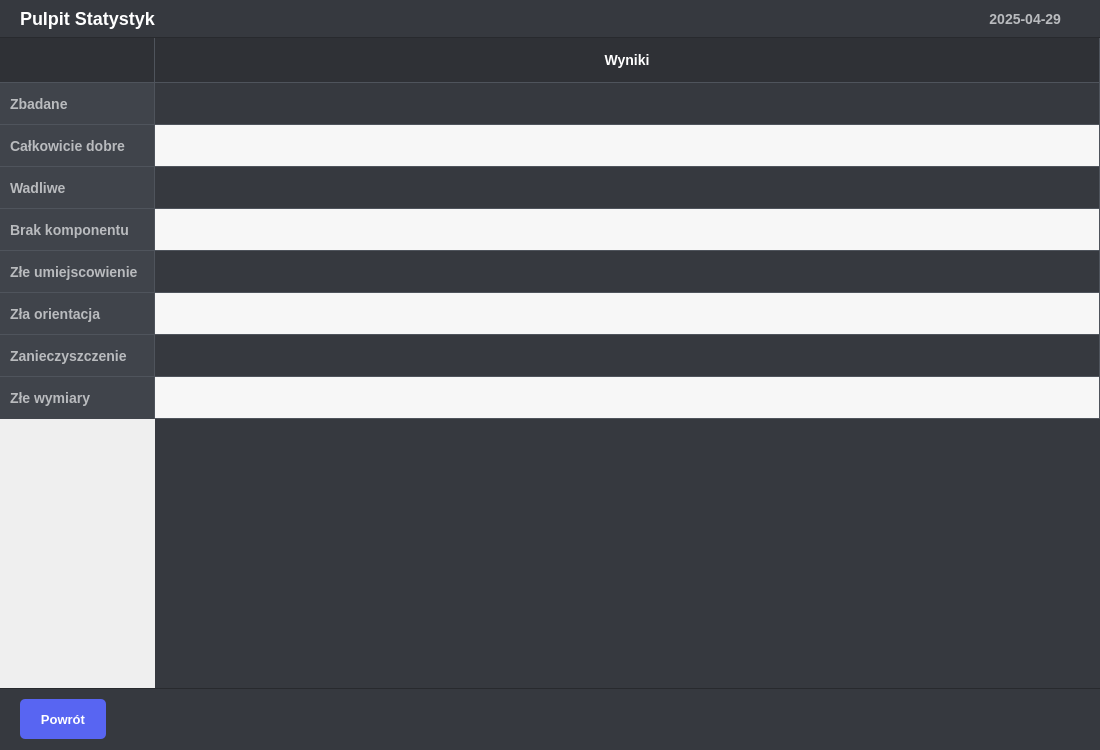
Before: the Qt Designer form gui/ui/Report.ui in oreols/ProjektAOI, drawn with Qt 5.
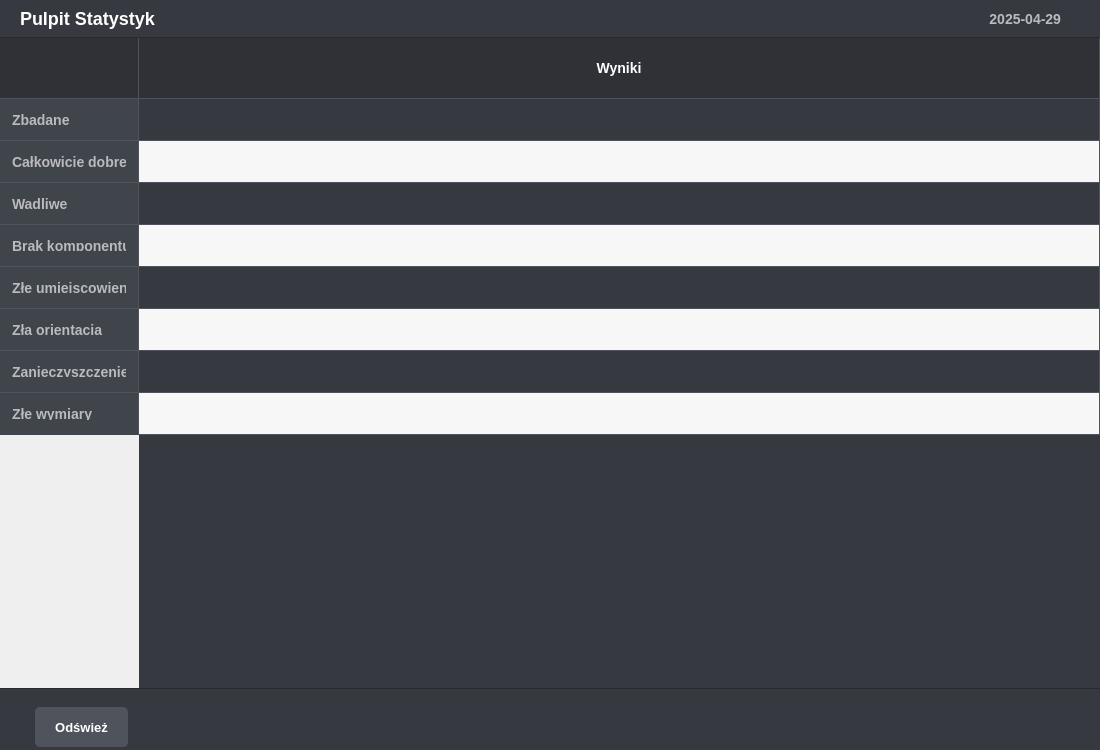
After: the same form once the commit is applied.

Diff of the .ui file:
```diff
--- a/gui/ui/Report.ui
+++ b/gui/ui/Report.ui
@@ -77,7 +77,9 @@
 }
 /* Zwiększony padding komórek dla większej wysokości wiersza */
 QTableWidget#tableWidget::item {
-    padding: 10px 8px; /* Zwiększono padding pionowy */
+    padding: 12px 10px; /* Zwiększono padding pionowy i poziomy */
+    text-overflow: ellipsis;
+    min-height: 30px; /* Minimalna wysokość komórki */
 }
 
 
@@ -85,12 +87,12 @@
 QHeaderView::section {
     background-color: #2f3136;
     color: #ffffff;
-    padding: 12px 10px;
+    padding: 15px 12px; /* Zwiększony padding */
     border: none;
     border-bottom: 1px solid #4f545c;
     font-size: 14px;
     font-weight: 600;
-    /* Wysokość nagłówka jest kontrolowana przez padding */
+    min-height: 30px; /* Minimalna wysokość nagłówka */
 }
 QHeaderView::section:horizontal { border-right: 1px solid #4f545c; }
 QHeaderView::section:horizontal:last { border-right: none; }
@@ -141,6 +143,21 @@
 QPushButton#backButton:pressed { background-color: #404ab8; }
 QPushButton#backButton:disabled { background-color: #40444b; color: #72767d; opacity: 0.7; }
 
+/* --- Przycisk Odświeżania --- */
+QPushButton#refreshButton {
+    background-color: #4f545c;
+    color: white;
+    font-size: 13px;
+    font-weight: 600;
+    padding: 6px 20px;
+    border-radius: 5px;
+    border: none;
+    min-height: 28px;
+    outline: none;
+}
+QPushButton#refreshButton:hover { background-color: #5d6269; }
+QPushButton#refreshButton:pressed { background-color: #6b6f79; }
+QPushButton#refreshButton:disabled { background-color: #40444b; color: #72767d; opacity: 0.7; }
 
 /* Paski przewijania */
 QScrollBar:vertical { border: none; background: #2f3136; width: 12px; margin: 0px; }
@@ -262,12 +279,13 @@
      <property name="frameShadow"><enum>QFrame::Raised</enum></property>
      <layout class="QHBoxLayout" name="bottomBarLayout">
       <property name="spacing"><number>15</number></property>
-      <property name="leftMargin"><number>0</number></property>
-      <property name="topMargin"><number>0</number></property>
-      <property name="rightMargin"><number>0</number></property>
-      <property name="bottomMargin"><number>0</number></property>
-      <item> <widget class="QPushButton" name="backButton">
-        <property name="text"><string>Powrót</string></property>
+      <property name="leftMargin"><number>15</number></property>
+      <property name="topMargin"><number>10</number></property>
+      <property name="rightMargin"><number>15</number></property>
+      <property name="bottomMargin"><number>10</number></property>
+      <item>
+        <widget class="QPushButton" name="refreshButton">
+         <property name="text"><string>Odśwież</string></property>
         <property name="cursor"><cursorShape>PointingHandCursor</cursorShape></property>
         <property name="sizePolicy">
          <sizepolicy hsizetype="Fixed" vsizetype="Fixed">
```
Lines whose indentation alone changed are shown as unchanged.
